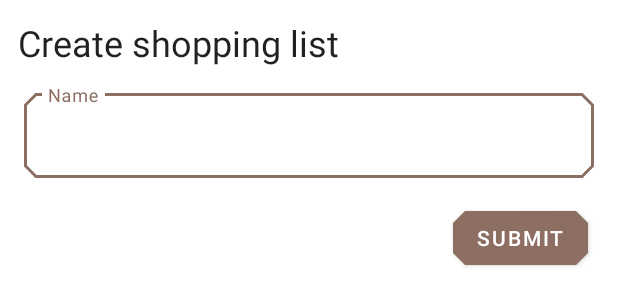
After one commit to Coneys/Neys-Android, an Android app: the layout fragment_create_new_list.xml on its own in the app's theme, with its tools: preview values and no code run, on a phone screen of 412 x 824 dp. The commit adds this screen. Shown: the top 306 px of the screen. Run offline under Robolectric (Android 15) with nearby library versions, the phone set to English and light mode, and no system bars.

Commit message:
Create ProgressButton and CreateShoppingListDialog

```diff
--- a/app/src/main/AndroidManifest.xml
+++ b/app/src/main/AndroidManifest.xml
@@ -14,7 +14,7 @@
         android:roundIcon="@mipmap/ic_launcher_round"
         android:supportsRtl="true"
         android:usesCleartextTraffic="true"
-        android:theme="@style/AppTheme"
+        android:theme="@style/NeysTheme"
         tools:ignore="GoogleAppIndexingWarning">
         <activity android:name="com.github.coneys.neys.app.AppActivity">
             <intent-filter>
--- /dev/null
+++ b/app/src/main/java/com/github/coneys/neys/commonUi/ProgressButton.kt
@@ -0,0 +1,69 @@
+package com.github.coneys.neys.commonUi
+
+import android.content.Context
+import android.transition.TransitionManager
+import android.util.AttributeSet
+import android.widget.FrameLayout
+import androidx.core.view.isGone
+import androidx.core.view.isInvisible
+import com.github.coneys.neys.R
+import com.github.coneys.neys.extensions.layoutInflater
+import com.github.coneys.neys.extensions.onClick
+import kotlinx.android.synthetic.main.view_progress_button.view.*
+
+class ProgressButton(context: Context, attrs: AttributeSet) : FrameLayout(context, attrs) {
+
+    init {
+
+        layoutInflater.inflate(R.layout.view_progress_button, this, true)
+        renderButton()
+        clipChildren = false
+        clipToPadding = false
+
+        cutomiseByAttributes(context, attrs)
+    }
+
+    private fun cutomiseByAttributes(
+        context: Context,
+        attrs: AttributeSet
+    ) {
+        val array = context.theme.obtainStyledAttributes(attrs, R.styleable.ProgressButton, 0, 0)
+
+        try {
+            val text = array.getString(R.styleable.ProgressButton_buttonText)
+            progress_button_button.text = text
+        } finally {
+            array.recycle()
+        }
+    }
+
+    var showingProgress: Boolean = false
+        set(value) {
+            field = value
+            TransitionManager.beginDelayedTransition(this)
+            if (value) {
+                renderShowingProgress()
+            } else {
+                renderButton()
+            }
+        }
+
+
+    fun onButtonClicked(lambda: () -> Unit) {
+        progress_button_button.onClick(lambda)
+    }
+
+    private fun renderButton() {
+        progress_button_progress.isGone = true
+        progress_button_button.isInvisible = false
+        progress_button_button.isClickable = true
+
+    }
+
+    private fun renderShowingProgress() {
+        progress_button_button.isInvisible = true
+        progress_button_button.isClickable = false
+        progress_button_progress.isGone = false
+    }
+
+}
--- a/app/src/main/java/com/github/coneys/neys/extensions/AndroidExtensions.kt
+++ b/app/src/main/java/com/github/coneys/neys/extensions/AndroidExtensions.kt
@@ -1,7 +1,13 @@
 package com.github.coneys.neys.extensions
+
 
 import android.view.LayoutInflater
 import android.view.View
 import android.view.ViewGroup
 
+
+fun View.onClick(listener: () -> Unit) = this.setOnClickListener {
+    listener.invoke()
+}
+
 val ViewGroup.layoutInflater get() = LayoutInflater.from(context)
--- a/app/src/main/res/layout/activity_app.xml
+++ b/app/src/main/res/layout/activity_app.xml
@@ -39,7 +39,7 @@
         app:navigationIcon="@drawable/ic_menu" />
 
     <com.google.android.material.floatingactionbutton.FloatingActionButton
-        android:id="@+id/fab"
+        android:id="@+id/main_app_fab"
         android:layout_width="wrap_content"
         android:layout_height="wrap_content"
         app:layout_anchor="@id/bottom_app_bar"
--- /dev/null
+++ b/app/src/main/res/layout/fragment_create_new_list.xml
@@ -0,0 +1,47 @@
+<?xml version="1.0" encoding="utf-8"?>
+<androidx.constraintlayout.widget.ConstraintLayout xmlns:android="http://schemas.android.com/apk/res/android"
+    xmlns:app="http://schemas.android.com/apk/res-auto"
+    android:layout_width="match_parent"
+    android:clipToPadding="false"
+    android:clipChildren="false"
+    android:layout_height="wrap_content"
+    android:padding="4dp">
+
+    <TextView
+        android:id="@+id/textView"
+        android:layout_width="wrap_content"
+        android:layout_height="wrap_content"
+        android:layout_margin="8dp"
+        android:text="Create shopping list"
+        android:textAppearance="?textAppearanceHeadline5"
+        app:layout_constraintStart_toStartOf="parent"
+        app:layout_constraintTop_toTopOf="parent" />
+
+    <com.google.android.material.textfield.TextInputLayout
+        android:id="@+id/textInputLayout"
+        style="@style/Widget.MaterialComponents.TextInputLayout.OutlinedBox"
+        android:layout_width="match_parent"
+        android:layout_height="wrap_content"
+        android:layout_margin="12dp"
+        android:hint="Name"
+        app:layout_constraintStart_toStartOf="parent"
+        app:layout_constraintTop_toBottomOf="@+id/textView">
+
+        <com.google.android.material.textfield.TextInputEditText
+            android:layout_width="match_parent"
+            android:layout_height="wrap_content" />
+
+    </com.google.android.material.textfield.TextInputLayout>
+
+
+    <com.github.coneys.neys.commonUi.ProgressButton
+        android:id="@+id/create_new_list_submit_button"
+        android:layout_width="wrap_content"
+        app:buttonText="Submit"
+        android:layout_height="wrap_content"
+        android:layout_margin="16dp"
+        app:layout_constraintBottom_toBottomOf="parent"
+        app:layout_constraintEnd_toEndOf="parent"
+        app:layout_constraintTop_toBottomOf="@+id/textInputLayout" />
+
+</androidx.constraintlayout.widget.ConstraintLayout>
--- /dev/null
+++ b/app/src/main/res/layout/view_progress_button.xml
@@ -0,0 +1,23 @@
+<?xml version="1.0" encoding="utf-8"?>
+<merge xmlns:android="http://schemas.android.com/apk/res/android"
+    xmlns:tools="http://schemas.android.com/tools"
+    android:id="@+id/progress_button_root"
+    tools:parentTag="android.widget.FrameLayout">
+
+    <com.google.android.material.button.MaterialButton
+        android:id="@+id/progress_button_button"
+        style="@style/Widget.MaterialComponents.Button"
+        android:layout_width="wrap_content"
+        android:layout_height="wrap_content"
+        android:layout_gravity="center"
+        android:elevation="3dp"
+        android:text="dsadas" />
+
+    <ProgressBar
+        android:id="@+id/progress_button_progress"
+        android:layout_width="30dp"
+        android:layout_height="30dp"
+        android:layout_gravity="center"
+        tools:visibility="visible" />
+
+</merge>
--- a/app/src/main/res/values/colors.xml
+++ b/app/src/main/res/values/colors.xml
@@ -22,8 +22,6 @@
     <color name="white">#fff</color>
 
 
-    <color name="colorSurface">@color/white</color>
-    <color name="colorOnSurface">@color/white</color>
 
     <color name="lightGray">#F1F1F1</color>
 
--- /dev/null
+++ b/app/src/main/res/values/custom_attributes.xml
@@ -0,0 +1,6 @@
+<?xml version="1.0" encoding="utf-8"?>
+<resources>
+    <declare-styleable name="ProgressButton">
+        <attr name="buttonText" format="string" />
+    </declare-styleable>
+</resources>
--- a/app/src/main/res/values/shapes.xml
+++ b/app/src/main/res/values/shapes.xml
@@ -2,7 +2,7 @@
 
     <style name="ShapeAppearance.Neys.SmallComponent" parent="ShapeAppearance.MaterialComponents.SmallComponent">
         <item name="cornerFamily">cut</item>
-        <item name="cornerSize">4dp</item>
+        <item name="cornerSize">8dp</item>
     </style>
 
     <style name="ShapeAppearance.Neys.MediumComponent" parent="ShapeAppearance.MaterialComponents.MediumComponent">
--- a/app/src/main/res/values/themes.xml
+++ b/app/src/main/res/values/themes.xml
@@ -1,18 +1,18 @@
 <resources>
 
-    <style name="AppTheme" parent="Theme.MaterialComponents.Light.NoActionBar">
+    <style name="NeysTheme" parent="Theme.MaterialComponents.Light.NoActionBar">
 
         <item name="colorPrimary">@color/brandBrown</item>
         <item name="colorPrimaryDark">@color/brandBrownDark</item>
-        <item name="colorOnPrimary">@color/black</item>
+        <item name="colorOnPrimary">@color/white</item>
 
         <item name="colorAccent">@color/brandOrange</item>
 
         <item name="colorSecondary">@color/brandOrange</item>
         <item name="colorOnSecondary">@color/white</item>
 
-        <item name="colorSurface">@color/colorSurface</item>
-        <item name="colorOnSurface">@color/colorSurface</item>
+        <item name="colorSurface">@color/white</item>
+        <item name="colorOnSurface">@color/black</item>
 
         <item name="backgroundColor">@color/lightGray</item>
 
```
Also changed, not shown: app/src/main/java/com/github/coneys/neys/app/AppActivity.kt (+11 -0 lines), app/src/main/java/com/github/coneys/neys/shoppingList/create/CreateShoppingListDialog.kt (added, +57 -0 lines).
